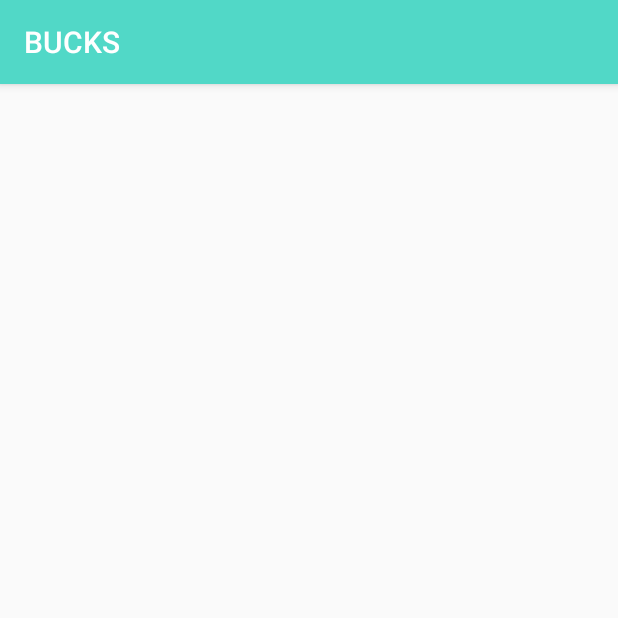
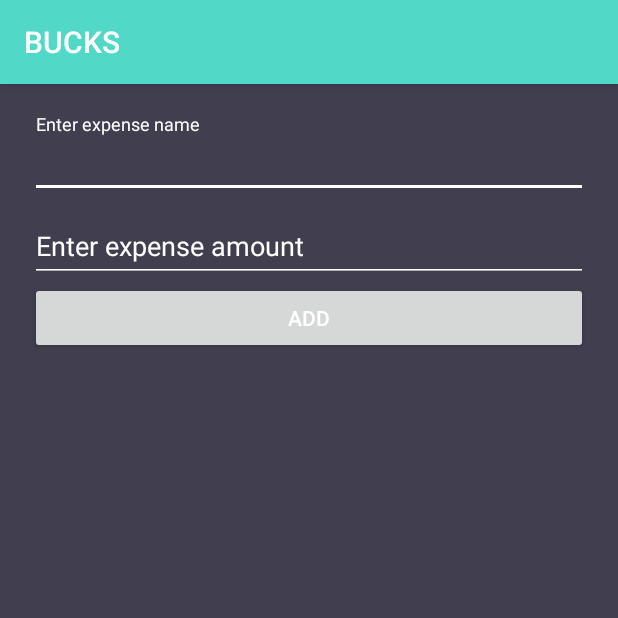
Before and after one commit to utsha1510/ExpenseManage, an Android app: the fillInfo screen opened directly, with no data from a screen before it, on a phone screen of 412 x 824 dp, the top half of it. Run offline under Robolectric (Android 15) with nearby library versions, the phone set to English and light mode, and no system bars; 1 statement that could not run was skipped.

```diff
--- a/app/src/main/java/com/example/utsha/expensemanager/fillInfo.java
+++ b/app/src/main/java/com/example/utsha/expensemanager/fillInfo.java
@@ -14,14 +14,13 @@ import android.widget.Button;
 import android.widget.EditText;
 
 import sql.databasehelper;
+import sql.expenseDatabase;
 import usermodel.User;
 
 public class fillInfo extends AppCompatActivity implements View.OnClickListener {
 Button button;
 
-    private TextInputEditText textInputEditTextIncome;
-    private TextInputEditText textInputEditTextSavings;
-    private TextInputEditText textInputEditTextBudget;
+
     private TextInputEditText textInputEditTextExpense;
 
 
@@ -30,7 +29,7 @@ Button button;
     private AppCompatButton appCompatButtonfillInfo;
     private final AppCompatActivity activity = fillInfo.this;
 
-    private databasehelper databaseHelper;
+    private expenseDatabase databaseHelper;
     private User user;
 
     @SuppressLint("WrongViewCast")
@@ -43,7 +42,7 @@ Button button;
     button.setOnClickListener((View.OnClickListener) this);}
     private void initObjects() {
 
-        databaseHelper = new databasehelper(activity);
+        databaseHelper = new expenseDatabase(activity);
         user = new User();
 
     }
@@ -78,7 +77,7 @@ Button button;
 
             user.setExpense(textInputEditTextExpense);
 
-            databaseHelper.addUser(user);
+           // expenseDatabase.addUser(user);
 
 
 
--- a/app/src/main/res/layout/activity_fill_info.xml
+++ b/app/src/main/res/layout/activity_fill_info.xml
@@ -18,44 +18,42 @@
 
 
 
-        <android.support.design.widget.TextInputLayout
-            android:id="@id/textInputLayoutExpense"
-            android:layout_width="match_parent"
-            android:layout_height="wrap_content"
-            android:text="Enter expense"
-            android:textColor="@android:color/white"
-            android:layout_marginTop="40dp">
-            <android.support.design.widget.TextInputEditText
-                android:id="@+id/textInputEditTextExpenseName"
-                android:layout_width="match_parent"
-                android:layout_height="wrap_content"
-                android:hint="Enter Expense Name"
-                android:inputType="textLongMessage"
-                android:maxLines="1"
-                android:textColor="@android:color/white" />
-
-
-            <android.support.design.widget.TextInputEditText
-                android:id="@+id/textInputEditTextExpense"
-                android:layout_width="match_parent"
-                android:layout_height="wrap_content"
-                android:hint="Enter Expense"
-                android:inputType="number"
-                android:maxLines="1"
-                android:textColor="@android:color/white" />
-
-
-        </android.support.design.widget.TextInputLayout>
-
-        <android.support.v7.widget.AppCompatButton
-            android:id="@+id/appCompatButtonfillInfo"
-            android:layout_width="match_parent"
-            android:layout_height="wrap_content"
-            android:layout_marginTop="40dp"
-            android:background="@color/colorTextHint"
-            android:text="add" />
 
 
 
+
+
+    <android.support.design.widget.TextInputLayout
+        android:layout_width="match_parent"
+        android:layout_height="wrap_content"
+        android:textColorHint="@android:color/background_light">
+
+        <android.support.design.widget.TextInputEditText
+            android:layout_width="match_parent"
+            android:layout_height="wrap_content"
+            android:hint="Enter expense name"
+            android:textColorHint="@android:color/background_light"
+            android:visibility="visible" />
+    </android.support.design.widget.TextInputLayout>
+
+        <android.support.design.widget.TextInputLayout
+            android:layout_width="match_parent"
+            android:layout_height="wrap_content"
+            android:textColorHint="@android:color/background_light">
+
+            <android.support.design.widget.TextInputEditText
+                android:layout_width="match_parent"
+                android:layout_height="wrap_content"
+                android:hint="Enter expense amount"
+                android:textColorHint="@android:color/background_light"
+                android:visibility="visible" />
+        </android.support.design.widget.TextInputLayout>
+        <Button
+            android:id="@+id/button"
+            android:layout_width="match_parent"
+            android:layout_height="wrap_content"
+            android:text="Add" />
     </android.support.v7.widget.LinearLayoutCompat>
+
+
 </android.support.v4.widget.NestedScrollView>
```
Also changed, not shown: app/src/main/java/sql/expenseDatabase.java (+21 -0 lines).
